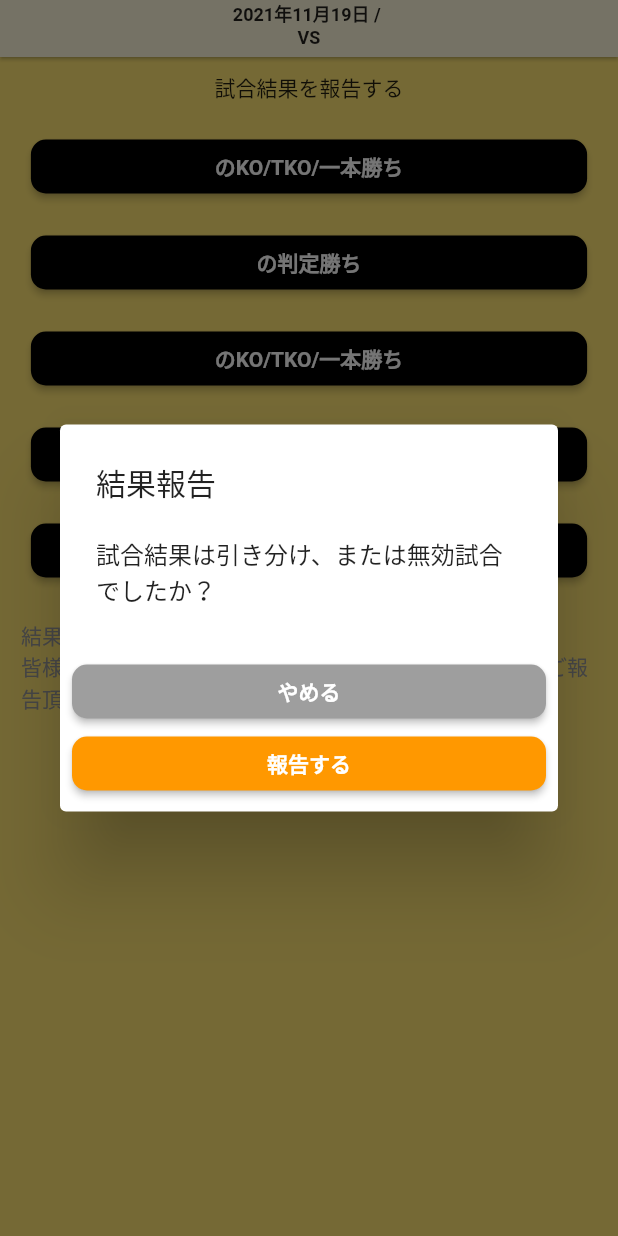
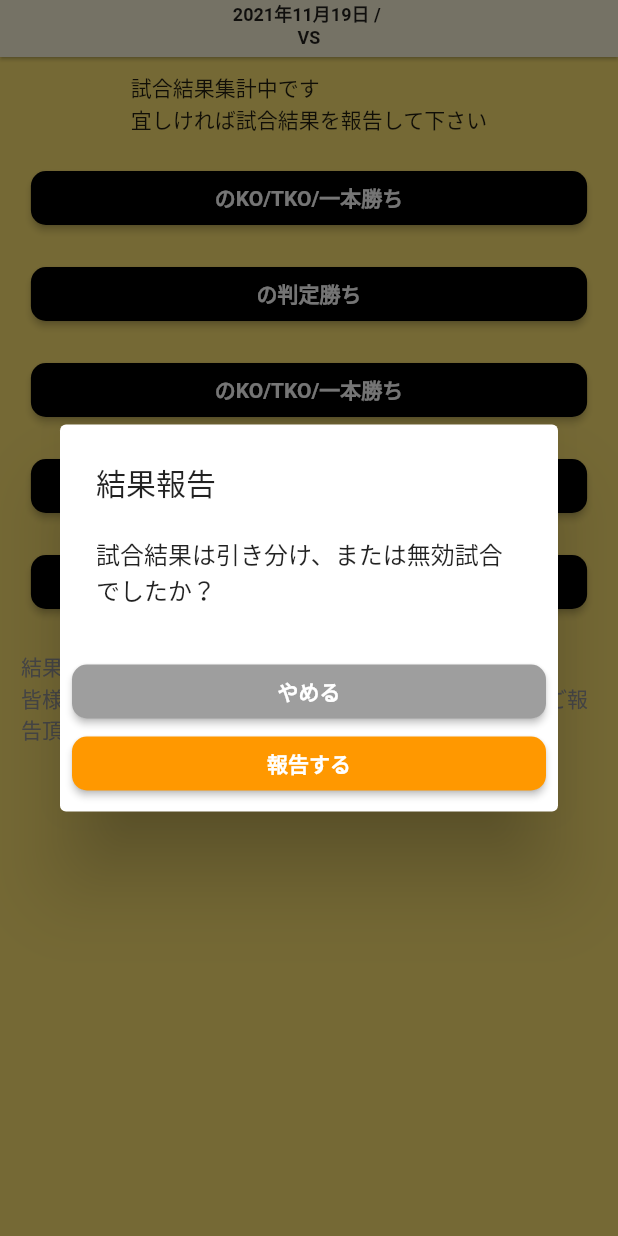
Before and after one commit to h-sekiyama/boxing_vote, a Flutter app: the SendBoutResult screen opened directly with empty values, after a tap on "引き分け、または無効試合", on a phone screen of 412 x 824 dp. Run offline on Flutter 3.47's test engine with Material 2 defaults, Android fonts, the light colour scheme and no system bars; our stand-ins replace another_flushbar, cloud_firestore, email_validator, firebase_auth, firebase_core, firebase_storage and 2 more; accounts and stored records are empty.

Commit message:
試合結果報告のバグ修正

```diff
--- a/lib/widgets/bout_list/add_bout_info.dart
+++ b/lib/widgets/bout_list/add_bout_info.dart
@@ -206,6 +206,11 @@ class _MyFirestorePageState extends State<AddBoutInfo> {
                       "vote2": 0,
                       "vote3": 0,
                       "vote4": 0,
+                      "sentResult1": 0,
+                      "sentResult2": 0,
+                      "sentResult3": 0,
+                      "sentResult4": 0,
+                      "sentResult99": 0,
                       "wrong_info_count": 0,
                     }))
                     .then((value) => {
--- a/lib/widgets/bout_list/send_bouts_result.dart
+++ b/lib/widgets/bout_list/send_bouts_result.dart
@@ -26,8 +26,6 @@ class _MyFirestorePageState extends State<SendBoutResult> {
   int mySentResult = 0;
   // 今回の報告
   int nowSendResult = 0;
-  // 自分の報告結果テキスト
-  String mySentResultText = "";
   // 合計予想数
   int totalVotedCount = 0;
   // 一番報告の多い結果
@@ -52,7 +50,7 @@ class _MyFirestorePageState extends State<SendBoutResult> {
             {"sentResult${mySentResult}": sentResultCount[mySentResult]! - 1});
       }
 
-      // 報告数が勝敗予想者数の1割を超えたら or 報告数が5を超えたら結果を確定する
+      // 報告数が勝敗予想者数の1割を超えたら or 報告数が一定数を超えたら結果を確定する
       var maxSentResultCount = 0;
       sentResultCount.forEach((key, value) {
         if (maxSentResultCount < value) {
@@ -67,7 +65,7 @@ class _MyFirestorePageState extends State<SendBoutResult> {
         FirebaseFirestore.instance
             .collection("bouts")
             .doc(boutId)
-            .update({"result": maxSentResultCount}).then((_) {
+            .update({"result": maxSentResult}).then((_) {
           Navigator.pop(context);
           Navigator.pop(context);
         });
@@ -172,7 +170,9 @@ class _MyFirestorePageState extends State<SendBoutResult> {
                   ]),
                 ),
               ),
-              Container(margin: EdgeInsets.all(10), child: Text("試合結果を報告する")),
+              Container(
+                  margin: EdgeInsets.all(10),
+                  child: Text("試合結果集計中です\n宜しければ試合結果を報告して下さい")),
               Container(
                   width: MediaQuery.of(context).size.width * 0.9,
                   margin: EdgeInsets.all(8),
@@ -186,10 +186,12 @@ class _MyFirestorePageState extends State<SendBoutResult> {
                         borderRadius: BorderRadius.circular(10),
                       ),
                     ),
-                    onPressed: () {
+                    onPressed: mySentResult == 0
+                        ? () {
                             nowSendResult = 1;
                             showConfirmDialog(nowSendResult, widget.id);
-                    },
+                          }
+                        : null,
                   )),
               Container(
                   width: MediaQuery.of(context).size.width * 0.9,
@@ -204,10 +206,12 @@ class _MyFirestorePageState extends State<SendBoutResult> {
                         borderRadius: BorderRadius.circular(10),
                       ),
                     ),
-                    onPressed: () {
+                    onPressed: mySentResult == 0
+                        ? () {
                             nowSendResult = 2;
                             showConfirmDialog(nowSendResult, widget.id);
-                    },
+                          }
+                        : null,
                   )),
               Container(
                   width: MediaQuery.of(context).size.width * 0.9,
@@ -222,10 +226,12 @@ class _MyFirestorePageState extends State<SendBoutResult> {
                         borderRadius: BorderRadius.circular(10),
                       ),
                     ),
-                    onPressed: () {
+                    onPressed: mySentResult == 0
+                        ? () {
                             nowSendResult = 3;
                             showConfirmDialog(nowSendResult, widget.id);
-                    },
+                          }
+                        : null,
                   )),
               Container(
                   width: MediaQuery.of(context).size.width * 0.9,
@@ -240,10 +246,12 @@ class _MyFirestorePageState extends State<SendBoutResult> {
                         borderRadius: BorderRadius.circular(10),
                       ),
                     ),
-                    onPressed: () {
+                    onPressed: mySentResult == 0
+                        ? () {
                             nowSendResult = 4;
                             showConfirmDialog(nowSendResult, widget.id);
-                    },
+                          }
+                        : null,
                   )),
               Container(
                   width: MediaQuery.of(context).size.width * 0.9,
@@ -258,10 +266,12 @@ class _MyFirestorePageState extends State<SendBoutResult> {
                         borderRadius: BorderRadius.circular(10),
                       ),
                     ),
-                    onPressed: () {
+                    onPressed: mySentResult == 0
+                        ? () {
                             nowSendResult = 99;
                             showConfirmDialog(nowSendResult, widget.id);
-                    },
+                          }
+                        : null,
                   )),
               Container(
                   margin: EdgeInsets.all(14),
@@ -286,38 +296,19 @@ class _MyFirestorePageState extends State<SendBoutResult> {
         .then((ref) {
       setState(() {
         boutName = ref.get("event_name");
-      });
-      setState(() {
         fighter1 = ref.get("fighter1");
         fighter2 = ref.get("fighter2");
-        switch (ref.get("my_vote")) {
-          case 1:
-            mySentResultText = "${fighter1}のKO勝ち";
-            break;
-          case 2:
-            mySentResultText = "${fighter1}の判定勝ち";
-            break;
-          case 3:
-            mySentResultText = "${fighter2}のKO勝ち";
-            break;
-          case 4:
-            mySentResultText = "${fighter2}の判定勝ち";
-            break;
-        }
-      });
-      setState(() {
         fightDate = ref.get("fight_date").toDate();
-      });
-      setState(() {
-        sentResultCount[1] = ref.get("sentResult1");
-        sentResultCount[2] = ref.get("sentResult2");
-        sentResultCount[3] = ref.get("sentResult3");
-        sentResultCount[4] = ref.get("sentResult4");
         totalVotedCount = ref.get("vote1") +
             ref.get("vote2") +
             ref.get("vote3") +
             ref.get("vote4");
       });
+      sentResultCount[1] = ref.get("sentResult1");
+      sentResultCount[2] = ref.get("sentResult2");
+      sentResultCount[3] = ref.get("sentResult3");
+      sentResultCount[4] = ref.get("sentResult4");
+      sentResultCount[99] = ref.get("sentResult99");
     });
   }
 
```
Lines whose indentation alone changed are shown as unchanged.
